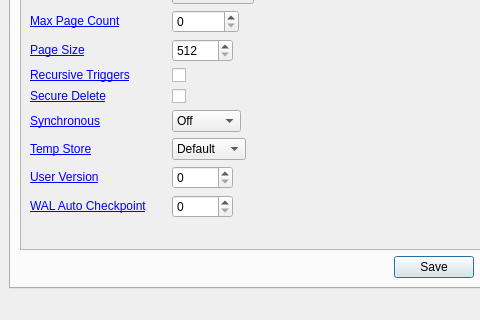
This is src/MainWindow.ui in sqlitebrowser/sqlitebrowser as Qt 5 draws it before an edit; both pictures show x 0 to 480 and y 310 to 630 of the 1037 by 630 pixel window. The edited form follows.
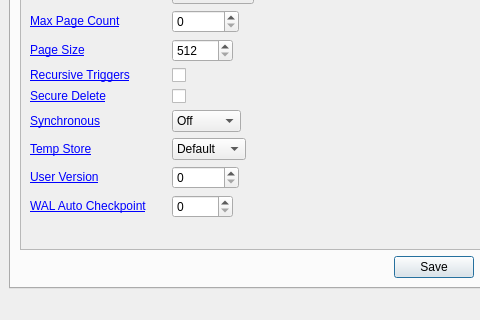
This is the edited form. The open tabs and pages were chosen to show the change. Icons and pictures are not drawn. Custom widgets are drawn as their Qt base class.

Commit message: fix: PRAGMA user_version is not displayed correctly if it is higher than 10000

Diff of the .ui file:
```diff
--- a/src/MainWindow.ui
+++ b/src/MainWindow.ui
@@ -727,7 +727,7 @@
             <item row="15" column="1">
              <widget class="QSpinBox" name="spinPragmaUserVersion">
               <property name="maximum">
-               <number>10000</number>
+               <number>2147483647</number>
               </property>
              </widget>
             </item>
```
